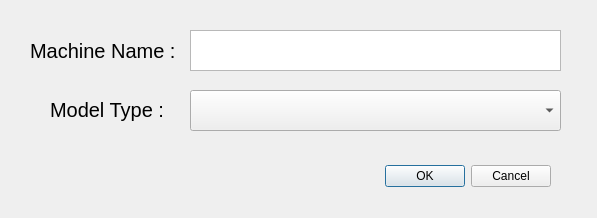
Old version of the form desktop/vmer_desktop/cNewMachineWindow.ui in the repository surachairobotic/vmer.
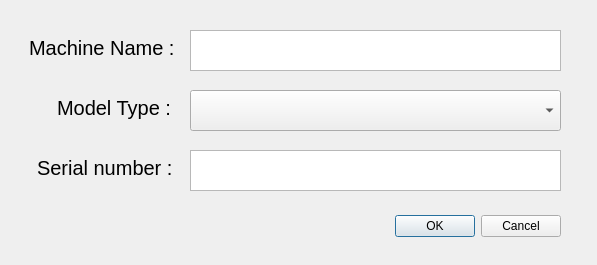
New version of the form.

```diff
--- a/desktop/vmer_desktop/cNewMachineWindow.ui
+++ b/desktop/vmer_desktop/cNewMachineWindow.ui
@@ -7,7 +7,7 @@
     <x>0</x>
     <y>0</y>
     <width>597</width>
-    <height>218</height>
+    <height>265</height>
    </rect>
   </property>
   <property name="windowTitle">
@@ -16,8 +16,8 @@
   <widget class="QDialogButtonBox" name="buttonBox">
    <property name="geometry">
     <rect>
-     <x>210</x>
-     <y>160</y>
+     <x>220</x>
+     <y>210</y>
      <width>341</width>
      <height>32</height>
     </rect>
@@ -32,8 +32,8 @@
   <widget class="QLabel" name="label_name">
    <property name="geometry">
     <rect>
-     <x>30</x>
-     <y>36</y>
+     <x>29</x>
+     <y>33</y>
      <width>181</width>
      <height>30</height>
     </rect>
@@ -60,8 +60,8 @@
   <widget class="QLabel" name="label_name_2">
    <property name="geometry">
     <rect>
-     <x>50</x>
-     <y>95</y>
+     <x>57</x>
+     <y>93</y>
      <width>181</width>
      <height>30</height>
     </rect>
@@ -85,6 +85,34 @@
     </rect>
    </property>
   </widget>
+  <widget class="QLabel" name="label_name_3">
+   <property name="geometry">
+    <rect>
+     <x>37</x>
+     <y>153</y>
+     <width>181</width>
+     <height>30</height>
+    </rect>
+   </property>
+   <property name="font">
+    <font>
+     <pointsize>15</pointsize>
+    </font>
+   </property>
+   <property name="text">
+    <string>Serial number : </string>
+   </property>
+  </widget>
+  <widget class="QTextEdit" name="textEdit_serial">
+   <property name="geometry">
+    <rect>
+     <x>190</x>
+     <y>150</y>
+     <width>371</width>
+     <height>41</height>
+    </rect>
+   </property>
+  </widget>
  </widget>
  <resources/>
  <connections>
```
